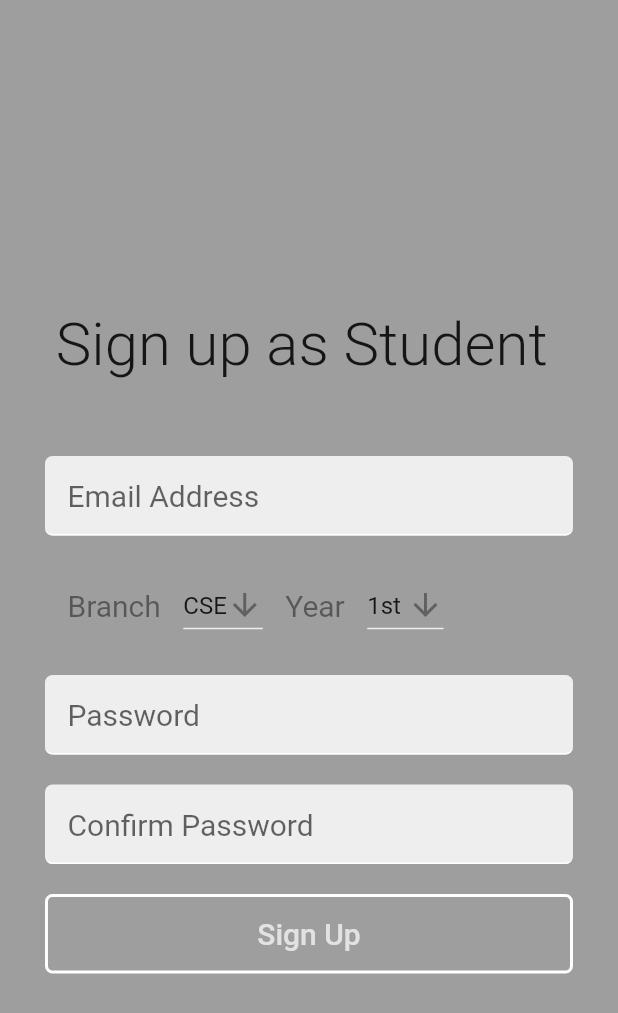
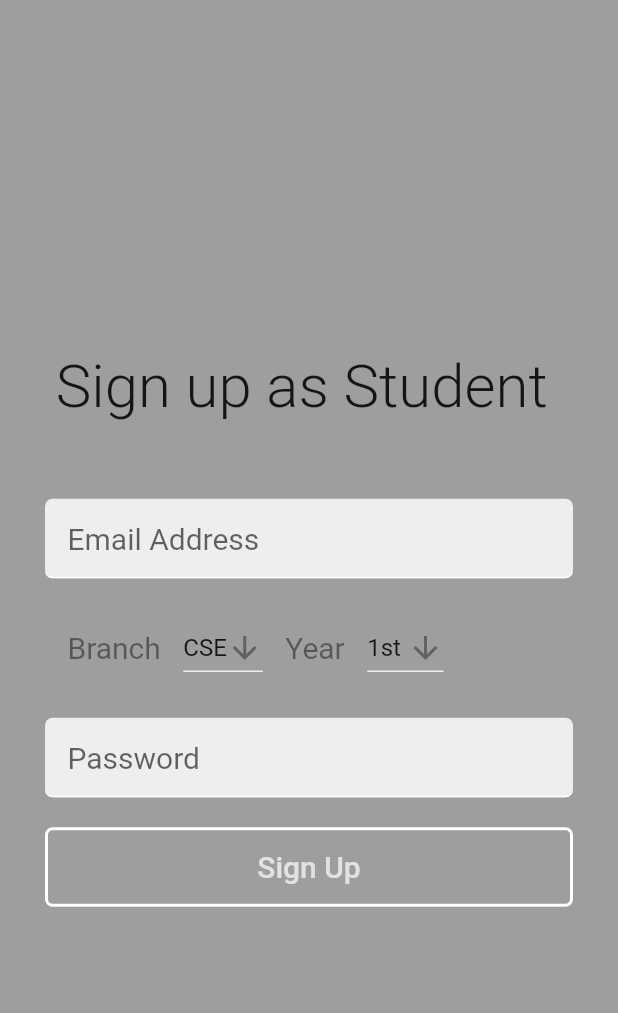
Before and after one commit to rishabhpro/schedular, a Flutter app: the screen it shows after launch, on a phone screen of 412 x 824 dp. Shown: the top 1013 px of the screen. Run offline on Flutter 3.47's test engine with Material 2 defaults, Android fonts, the phone set to English and light mode, and no system bars; our stand-ins replace firebase_auth; accounts and stored records are empty.

Commit message:
added email and password signup

```diff
--- a/lib/main.dart
+++ b/lib/main.dart
@@ -1,7 +1,8 @@
 import 'package:flutter/material.dart';
-import 'package:schedular/screens/Teacher_signUp.dart';
-import 'package:schedular/screens/Student_signup.dart';
+import 'file:///D:/schedular/schedular/lib/screens/Teacher_signUp.dart';
+import 'file:///D:/schedular/schedular/lib/screens/Student_signup.dart';
 import 'package:firebase_auth/firebase_auth.dart';
+import 'package:schedular/screens/login_page.dart';
 
 void main() {
   runApp(MaterialApp(
--- a/lib/screens/Student_signup.dart
+++ b/lib/screens/Student_signup.dart
@@ -1,4 +1,11 @@
 import 'package:flutter/material.dart';
+import 'package:firebase_auth/firebase_auth.dart';
+final FirebaseAuth _auth = FirebaseAuth.instance;
+final GlobalKey<FormState> _formKey = GlobalKey<FormState>();
+final TextEditingController _emailController = TextEditingController();
+final TextEditingController _passwordController = TextEditingController();
+bool _success;
+String _userEmail;
 class Ssp extends StatefulWidget {
   @override
   _SspState createState() => _SspState();
@@ -12,14 +19,19 @@ class _SspState extends State<Ssp> {
 
   @override
   void dispose() {
+    _emailController.dispose();
+    _passwordController.dispose();
     _text.dispose();
     super.dispose();
   }
+
+
   @override
   Widget build(BuildContext context) {
     return Scaffold(
    //   resizeToAvoidBottomPadding: false,
       body: LayoutBuilder(
+        key: _formKey,
         builder: (BuildContext context,BoxConstraints viewportConstraints){
           return  Container(
             padding: const EdgeInsets.all(15),
@@ -61,7 +73,7 @@ class _SspState extends State<Ssp> {
                         crossAxisAlignment: CrossAxisAlignment.stretch,
                         children: <Widget>[
                           TextField(
-                           // controller: _text,
+                            controller: _emailController,
                             style: TextStyle(fontSize: 20 , color: Colors.black38),
                             decoration: InputDecoration(
                               filled: true,
@@ -152,7 +164,7 @@ class _SspState extends State<Ssp> {
                           ),
                           SizedBox(height: 20,),
                           TextField(
-                            //controller: _text,
+                            controller: _passwordController,
                             obscureText: true,
                             style: TextStyle(fontSize: 20 , color: Colors.black38),
                             decoration: InputDecoration(
@@ -172,27 +184,27 @@ class _SspState extends State<Ssp> {
                             ),
                           ),
                           SizedBox(height: 20,),
-                          TextField(
-                            //controller: _text,
-                            obscureText: true,
-                            style: TextStyle(fontSize: 20 , color: Colors.black38),
-                            decoration: InputDecoration(
-                              filled: true,
-                              fillColor: Colors.grey[200],
-                              hintText: 'Confirm Password',
-                             // errorText: _validate ? 'Value Can\'t Be Empty' : null,
-                              contentPadding: const EdgeInsets.all(15),
-                              focusedBorder: OutlineInputBorder(
-                                borderSide: BorderSide(color: Colors.white),
-                                borderRadius: BorderRadius.circular(5),
-                              ),
-                              enabledBorder: UnderlineInputBorder(
-                                borderSide: BorderSide(color: Colors.white),
-                                borderRadius: BorderRadius.circular(5),
-                              ),
-                            ),
-                          ),
-                          SizedBox(height: 20,),
+                          // TextField(
+                          //   //controller: _text,
+                          //   obscureText: true,
+                          //   style: TextStyle(fontSize: 20 , color: Colors.black38),
+                          //   decoration: InputDecoration(
+                          //     filled: true,
+                          //     fillColor: Colors.grey[200],
+                          //     hintText: 'Confirm Password',
+                          //    // errorText: _validate ? 'Value Can\'t Be Empty' : null,
+                          //     contentPadding: const EdgeInsets.all(15),
+                          //     focusedBorder: OutlineInputBorder(
+                          //       borderSide: BorderSide(color: Colors.white),
+                          //       borderRadius: BorderRadius.circular(5),
+                          //     ),
+                          //     enabledBorder: UnderlineInputBorder(
+                          //       borderSide: BorderSide(color: Colors.white),
+                          //       borderRadius: BorderRadius.circular(5),
+                          //     ),
+                          //   ),
+                          // ),
+                          // SizedBox(height: 20,),
                           FlatButton(
                             child: Text('Sign Up',style: TextStyle(fontSize: 20),),
                             shape: OutlineInputBorder(
@@ -201,7 +213,17 @@ class _SspState extends State<Ssp> {
                             ),
                             padding: const EdgeInsets.all(15),
                             textColor: Colors.white70,
-                            onPressed: null,
+                            onPressed: () async {
+                              _lgin();
+                            },
+                          ),
+                          Container(
+                            alignment: Alignment.center,
+                            child: Text(_success == null
+                                ? ''
+                                : (_success
+                                ? 'Successfully registered ' + _userEmail
+                                : 'Registration failed')),
                           ),
                         ],
                       ),
@@ -217,4 +239,22 @@ class _SspState extends State<Ssp> {
 
     );
   }
+  void _lgin() async {
+    final FirebaseUser user = (await
+    _auth.createUserWithEmailAndPassword(
+      email: _emailController.text,
+      password: _passwordController.text,
+    )
+    ).user;
+    if (user != null) {
+      setState(() {
+        _success = true;
+        _userEmail = user.email;
+      });
+    } else {
+      setState(() {
+        _success = true;
+      });
+    }
+  }
 }
```
Also changed, not shown: lib/screens/Teacher_signUp.dart (+85 -45 lines), lib/screens/login_page.dart (+74 -28 lines).
